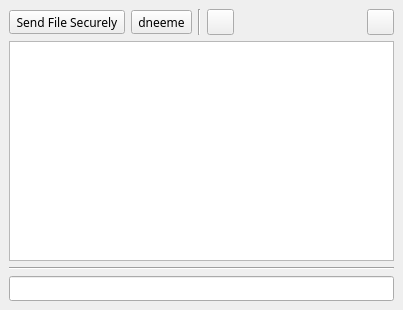
mahdiattarbashi/slmmachine, file branches/src/slm_machine/ui/slm_client.ui: the form before one commit.
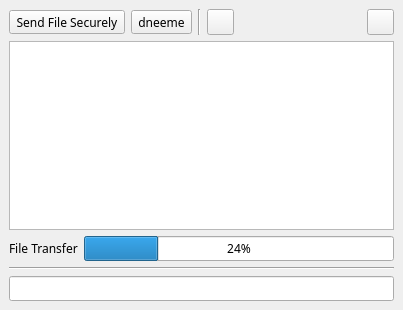
The form after the commit. Icons and pictures are not drawn.

Commit message: File Transfer Dialogs are embedded into main windows. Seperate File Transfer Dialogs are eliminated

Patch:
```diff
--- a/branches/src/slm_machine/ui/slm_client.ui
+++ b/branches/src/slm_machine/ui/slm_client.ui
@@ -149,6 +149,24 @@
       </property>
      </widget>
     </item>
+    <item>
+     <layout class="QHBoxLayout" name="horizontalLayout_3">
+      <item>
+       <widget class="QLabel" name="fileTransferLabel">
+        <property name="text">
+         <string>File Transfer</string>
+        </property>
+       </widget>
+      </item>
+      <item>
+       <widget class="QProgressBar" name="fileTransferProgressBar">
+        <property name="value">
+         <number>24</number>
+        </property>
+       </widget>
+      </item>
+     </layout>
+    </item>
     <item>
      <widget class="Line" name="line">
       <property name="orientation">
```
The commit also changes 5 other files.
